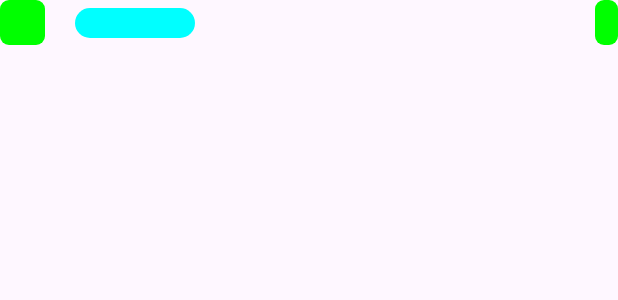
After one commit to therxmv/Telegram-Themer, an Android app: the layout chat_list_appbar.xml on its own in the app's theme, with its tools: preview values and no code run, on a phone screen of 412 x 824 dp. The commit adds this screen. Shown: the top 300 px of the screen. Run offline under Robolectric (Android 15) with nearby library versions, the phone set to English and light mode, and no system bars.

Commit message:
Added scalable preview

```diff
--- a/app/src/main/java/com/therxmv/telegramthemer/ui/v2/MainActivityV2.kt
+++ b/app/src/main/java/com/therxmv/telegramthemer/ui/v2/MainActivityV2.kt
@@ -10,6 +10,6 @@ class MainActivityV2 : BaseBindingActivity<ActivityMainV2Binding>() {
         super.onCreate(savedInstanceState)
         setContentView(ActivityMainV2Binding::inflate)
         // TODO set up toolbar
-        ColorPickerFragment.createInstance().show(supportFragmentManager, "ColorPickerFragment")
+//        ColorPickerFragment.createInstance().show(supportFragmentManager, "ColorPickerFragment")
     }
 }
--- /dev/null
+++ b/app/src/main/java/com/therxmv/telegramthemer/ui/v2/preview/HorizontalLine.kt
@@ -0,0 +1,42 @@
+package com.therxmv.telegramthemer.ui.v2.preview
+
+import android.content.Context
+import android.graphics.Canvas
+import android.graphics.Color
+import android.graphics.Paint
+import android.util.AttributeSet
+import android.view.View
+import com.therxmv.telegramthemer.utils.scaleMargins
+
+class HorizontalLine(
+    context: Context,
+    attrs: AttributeSet,
+) : View(context, attrs), ScalableView {
+
+    private val backgroundPaint = Paint().apply {
+        isAntiAlias = true
+        color = Color.CYAN // TODO set color
+        style = Paint.Style.FILL
+    }
+
+    override fun scaleView(factor: Float) {
+        layoutParams.apply {
+            width = (width * factor).toInt()
+            height = (height * factor).toInt()
+            scaleMargins(factor)
+        }
+    }
+
+    override fun onDraw(canvas: Canvas) {
+        super.onDraw(canvas)
+        canvas.drawRoundRect(
+            0F,
+            0F,
+            width.toFloat(),
+            height.toFloat(),
+            100f,
+            100f,
+            backgroundPaint,
+        )
+    }
+}
--- /dev/null
+++ b/app/src/main/java/com/therxmv/telegramthemer/ui/v2/preview/RoundedRect.kt
@@ -0,0 +1,44 @@
+package com.therxmv.telegramthemer.ui.v2.preview
+
+import android.content.Context
+import android.graphics.Canvas
+import android.graphics.Color
+import android.graphics.Paint
+import android.util.AttributeSet
+import android.view.View
+import com.therxmv.telegramthemer.utils.scaleMargins
+
+class RoundedRect(
+    context: Context,
+    attrs: AttributeSet,
+) : View(context, attrs), ScalableView {
+// TODO add click listener
+
+    private val backgroundPaint = Paint().apply {
+        isAntiAlias = true
+        color = Color.GREEN // TODO set color
+        style = Paint.Style.FILL
+    }
+
+    override fun scaleView(factor: Float) {
+        layoutParams.apply {
+            width = (width * factor).toInt()
+            height = (height * factor).toInt()
+            scaleMargins(factor)
+        }
+    }
+
+    override fun onDraw(canvas: Canvas) {
+        super.onDraw(canvas)
+        val cornerRadius = maxOf(width, height) * 0.2f // to have same radius with different size
+        canvas.drawRoundRect(
+            0F,
+            0F,
+            width.toFloat(),
+            height.toFloat(),
+            cornerRadius,
+            cornerRadius,
+            backgroundPaint,
+        )
+    }
+}
--- /dev/null
+++ b/app/src/main/java/com/therxmv/telegramthemer/ui/v2/preview/ScalableView.kt
@@ -0,0 +1,5 @@
+package com.therxmv.telegramthemer.ui.v2.preview
+
+interface ScalableView {
+    fun scaleView(factor: Float)
+}
--- /dev/null
+++ b/app/src/main/res/layout/chat_list_appbar.xml
@@ -0,0 +1,32 @@
+<?xml version="1.0" encoding="utf-8"?>
+<androidx.constraintlayout.widget.ConstraintLayout xmlns:android="http://schemas.android.com/apk/res/android"
+    xmlns:app="http://schemas.android.com/apk/res-auto"
+    android:layout_width="match_parent"
+    android:layout_height="wrap_content">
+
+    <com.therxmv.telegramthemer.ui.v2.preview.RoundedRect
+        android:id="@+id/left_icon"
+        android:layout_width="30dp"
+        android:layout_height="30dp"
+        app:layout_constraintStart_toStartOf="parent"
+        app:layout_constraintTop_toTopOf="parent" />
+
+    <com.therxmv.telegramthemer.ui.v2.preview.HorizontalLine
+        android:id="@+id/title"
+        android:layout_width="80dp"
+        android:layout_height="20dp"
+        android:layout_marginStart="20dp"
+        app:layout_constraintBottom_toBottomOf="@+id/left_icon"
+        app:layout_constraintStart_toEndOf="@+id/left_icon"
+        app:layout_constraintTop_toTopOf="@+id/left_icon" />
+
+    <com.therxmv.telegramthemer.ui.v2.preview.RoundedRect
+        android:id="@+id/right_icon"
+        android:layout_width="15dp"
+        android:layout_height="30dp"
+        android:layout_alignParentTop="true"
+        android:layout_alignParentEnd="true"
+        app:layout_constraintEnd_toEndOf="parent"
+        app:layout_constraintTop_toTopOf="parent" />
+
+</androidx.constraintlayout.widget.ConstraintLayout>
--- /dev/null
+++ b/app/src/main/res/layout/chat_list_item.xml
@@ -0,0 +1,6 @@
+<?xml version="1.0" encoding="utf-8"?>
+<androidx.constraintlayout.widget.ConstraintLayout xmlns:android="http://schemas.android.com/apk/res/android"
+    android:layout_width="match_parent"
+    android:layout_height="match_parent">
+
+</androidx.constraintlayout.widget.ConstraintLayout>
--- /dev/null
+++ b/app/src/main/res/values/preview_attrs.xml
@@ -0,0 +1,6 @@
+<?xml version="1.0" encoding="utf-8"?>
+<resources>
+    <declare-styleable name="ChatListPreview">
+        <attr name="scale_factor" format="float" />
+    </declare-styleable>
+</resources>
```
Also changed, not shown: app/src/main/java/com/therxmv/telegramthemer/ui/v2/preview/BackgroundView.kt (added, +61 -0 lines), app/src/main/java/com/therxmv/telegramthemer/ui/v2/preview/ChatListPreview.kt (added, +47 -0 lines), app/src/main/java/com/therxmv/telegramthemer/utils/Extensions.kt (+32 -0 lines), app/src/main/res/layout/activity_main_v2.xml (+19 -0 lines), app/src/main/res/layout/chat_list_preview.xml (added, +49 -0 lines), app/src/main/res/layout/chat_list_tabs.xml (added, +56 -0 lines).
